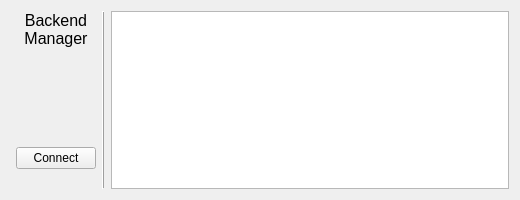
Above: UI/widget/BackendManager.ui from ZzzzzzS/BitbotCopilot before the change. Below: the same form after it.
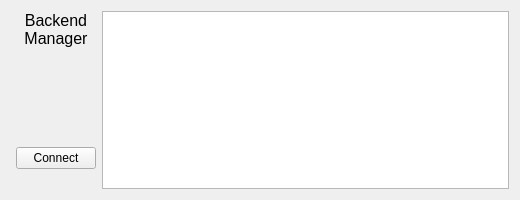
That is the form after the change. Custom widgets are drawn as their Qt base class.

Patch:
```diff
--- a/UI/widget/BackendManager.ui
+++ b/UI/widget/BackendManager.ui
@@ -104,16 +104,6 @@
        </item>
       </layout>
      </item>
-     <item>
-      <widget class="Line" name="line">
-       <property name="frameShadow">
-        <enum>QFrame::Raised</enum>
-       </property>
-       <property name="orientation">
-        <enum>Qt::Vertical</enum>
-       </property>
-      </widget>
-     </item>
      <item>
       <widget class="ElaPlainTextEdit" name="textEdit_BackendInfo"/>
      </item>
```
Left out of the diff: 1 changed line with no effect on the pictures.
